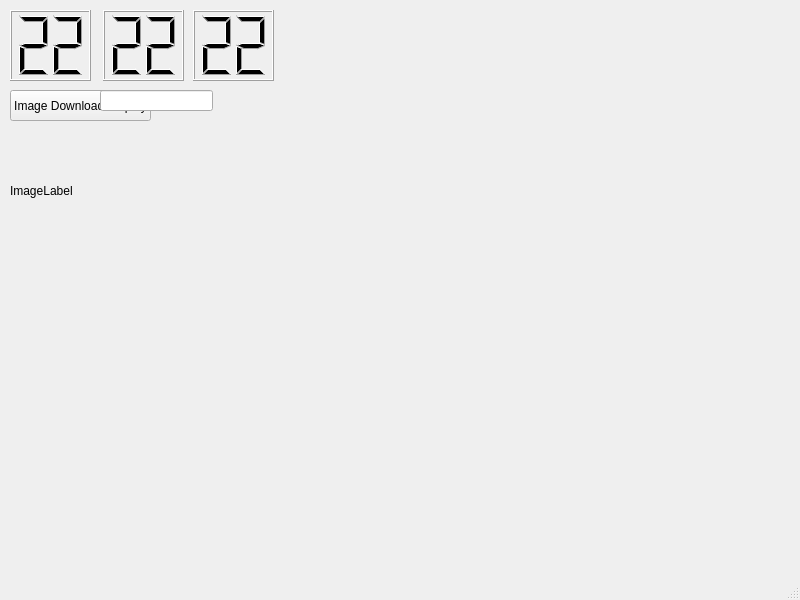
First picture: the form in mainwindow.ui, repository JMielbrecht-Class-Projects/Lab4_CSC3220_Mielbrecht-Banks, before the edit.
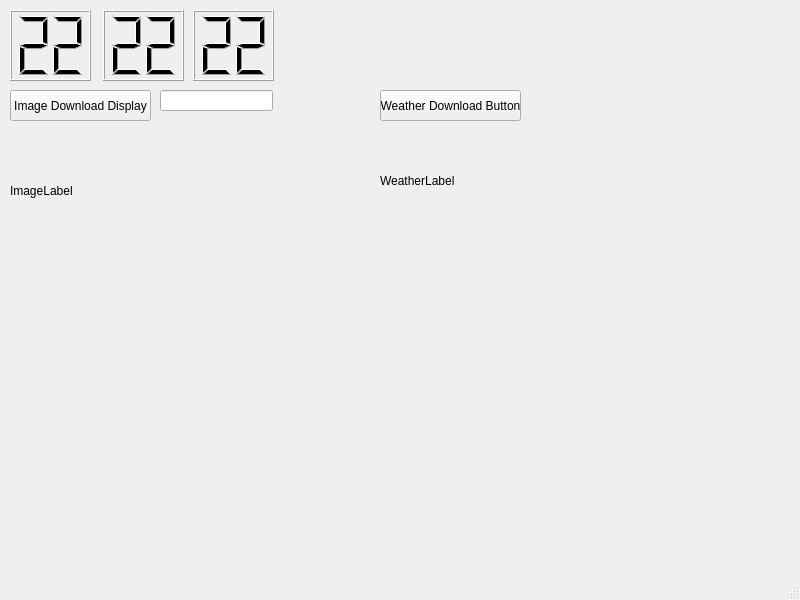
Second picture: the form after the edit.

The edit to the form file:
```diff
--- a/mainwindow.ui
+++ b/mainwindow.ui
@@ -91,13 +91,39 @@
    <widget class="QLineEdit" name="zipCodeInput">
     <property name="geometry">
      <rect>
-      <x>100</x>
+      <x>160</x>
       <y>90</y>
       <width>113</width>
       <height>21</height>
      </rect>
     </property>
    </widget>
+   <widget class="QLabel" name="weatherLabel">
+    <property name="geometry">
+     <rect>
+      <x>380</x>
+      <y>140</y>
+      <width>331</width>
+      <height>81</height>
+     </rect>
+    </property>
+    <property name="text">
+     <string>WeatherLabel</string>
+    </property>
+   </widget>
+   <widget class="QPushButton" name="weatherDownloadButton">
+    <property name="geometry">
+     <rect>
+      <x>380</x>
+      <y>90</y>
+      <width>141</width>
+      <height>31</height>
+     </rect>
+    </property>
+    <property name="text">
+     <string>Weather Download Button</string>
+    </property>
+   </widget>
   </widget>
   <widget class="QMenuBar" name="menubar">
    <property name="geometry">
```
Left out of the diff: 2 changed lines with no effect on the pictures.
